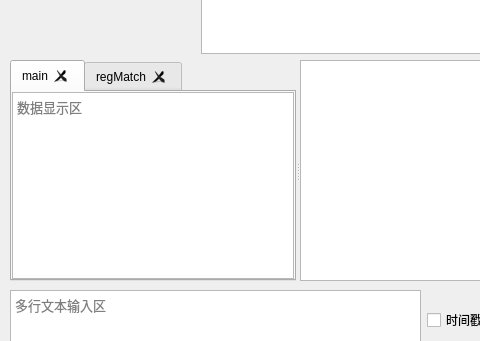
Old version of the form ComAssistant/ui/mainwindow.ui in the repository DukeHouse/ComAssistant; both pictures show x 0 to 480 and y 203 to 544 of the 960 by 720 pixel window.
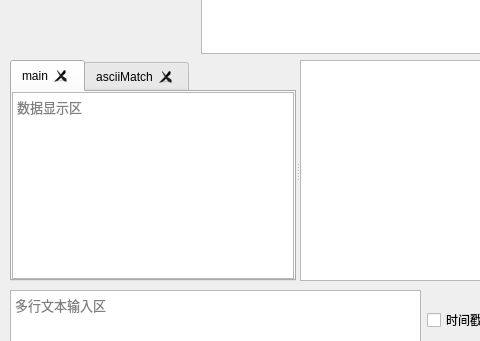
New version of the form. Custom widgets are drawn as their Qt base class.

Commit message: [ENH]修改regMatch为asciiMatch

```diff
--- a/ComAssistant/ui/mainwindow.ui
+++ b/ComAssistant/ui/mainwindow.ui
@@ -600,7 +600,7 @@
      </widget>
      <widget class="QWidget" name="regMatch">
       <attribute name="title">
-       <string>regMatch</string>
+       <string>asciiMatch</string>
       </attribute>
       <layout class="QFormLayout" name="formLayout_6">
        <property name="horizontalSpacing">
```
Left out of the diff: 2 changed lines with no effect on the pictures. The commit also changes 1 other file.
